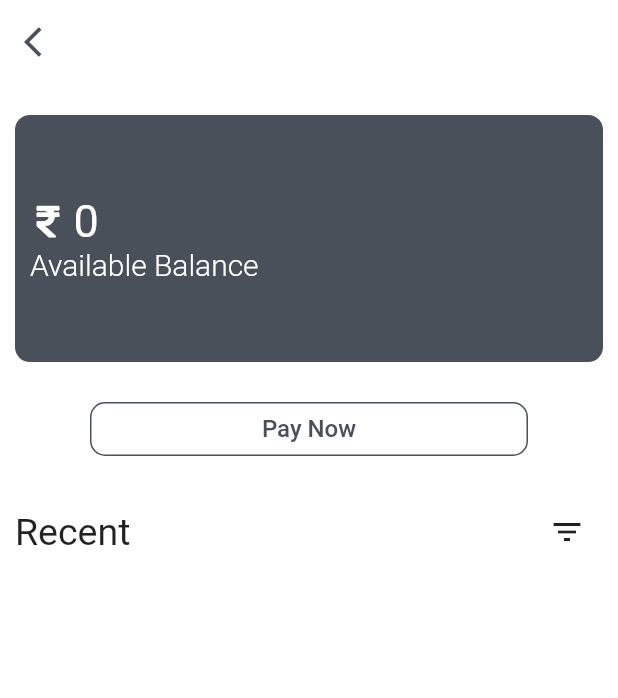
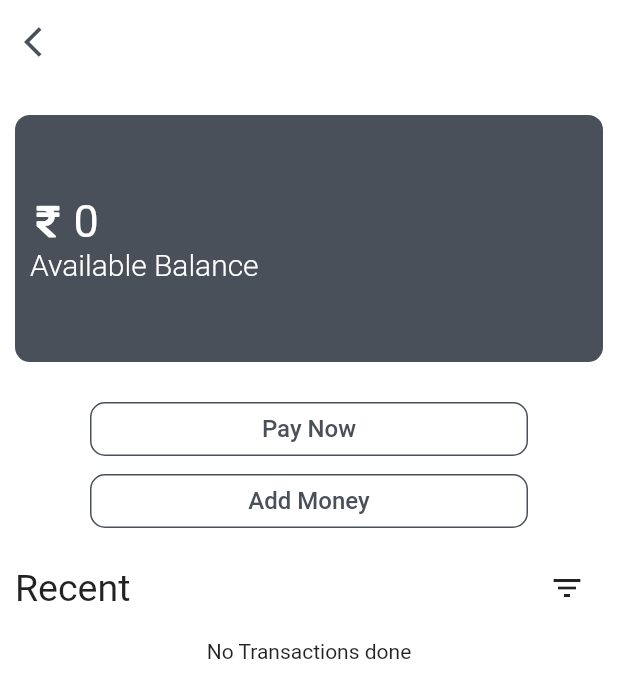
Before and after one commit to yash1200/BankGit, a Flutter app: the branchDetails screen opened directly with empty values, on a phone screen of 412 x 824 dp. Shown: the top 698 px of the screen. Run offline on Flutter 3.47's test engine with Material 2 defaults, Android fonts, the phone set to English and light mode, and no system bars; our stand-ins replace cloud_firestore, firebase_auth, flutter_spinkit, font_awesome_flutter; accounts and stored records are empty.

Commit message:
add money functionality

```diff
--- a/lib/provider/AppProvider.dart
+++ b/lib/provider/AppProvider.dart
@@ -4,6 +4,7 @@ import 'package:flutter/material.dart';
 class AppProvider with ChangeNotifier {
   User _user;
   int _transactionIndex = 0;
+  var _balance;
 
   User get getUser => _user;
 
@@ -18,4 +19,11 @@ class AppProvider with ChangeNotifier {
     _transactionIndex = value;
     notifyListeners();
   }
+
+  get balance => _balance;
+
+  set balance(value) {
+    _balance = value;
+  }
+
 }
--- a/lib/ui/Widgets/customFilterSheet.dart
+++ b/lib/ui/Widgets/customFilterSheet.dart
@@ -23,6 +23,7 @@ class _customFilterSheetState extends State<customFilterSheet> {
             groupValue: provider.transactionIndex,
             onChanged: (index) {
               provider.setTransactionIndex(index);
+              Navigator.pop(context);
             },
             title: Text(
               titleType[index],
--- a/lib/ui/Widgets/transactionList.dart
+++ b/lib/ui/Widgets/transactionList.dart
@@ -1,5 +1,6 @@
 import 'package:flutter/material.dart';
 import 'package:bank_management/FirebaseFunctions/FirebaseFun.dart';
+import 'package:font_awesome_flutter/font_awesome_flutter.dart';
 import 'package:intl/intl.dart';
 
 class transactionPage extends StatefulWidget {
@@ -19,6 +20,11 @@ class _transactionPageState extends State<transactionPage> {
       future: getTransactionList(widget.branch, widget.type),
       builder: (context, snapshot) {
         if (snapshot.hasData) {
+          if (snapshot.data.length == 0) {
+            return Center(
+              child: Text('No Transactions done'),
+            );
+          } else {
             return ListView.builder(
               physics: NeverScrollableScrollPhysics(),
               shrinkWrap: true,
@@ -59,8 +65,11 @@ class _transactionPageState extends State<transactionPage> {
                 );
               },
             );
+          }
         } else {
-          return Center(child: CircularProgressIndicator());
+          return Center(
+            child: CircularProgressIndicator(),
+          );
         }
       },
     );
--- a/lib/ui/views/branchDetails.dart
+++ b/lib/ui/views/branchDetails.dart
@@ -1,4 +1,5 @@
 import 'package:bank_management/provider/AppProvider.dart';
+import 'package:bank_management/ui/Widgets/customAlertDialog.dart';
 import 'package:bank_management/ui/Widgets/customBottomSheet.dart';
 import 'package:bank_management/ui/Widgets/customFilterSheet.dart';
 import 'package:bank_management/ui/Widgets/transactionList.dart';
@@ -24,8 +25,6 @@ class _branchDetailsState extends State<branchDetails>
   var pageController = PageController(
     initialPage: 0,
   );
-  var tabName = ['All', 'Recieved', 'Done'];
-  var typeOfTransaction = [1, 1, 2];
 
   showSheet(BuildContext context) {
     showModalBottomSheet(
@@ -47,6 +46,18 @@ class _branchDetailsState extends State<branchDetails>
       ),
       builder: (context) {
         return customFilterSheet();
+      },
+    );
+  }
+
+  showAddSheet(BuildContext context) {
+    showDialog(
+      context: context,
+      barrierDismissible: true,
+      builder: (context) {
+        return customAlertDialog(
+          branch: widget.snapshot.documentID,
+        );
       },
     );
   }
@@ -152,8 +163,31 @@ class _branchDetailsState extends State<branchDetails>
               ),
             ),
           ),
+          Padding(
+            padding: const EdgeInsets.only(left: 50, right: 50),
+            child: FlatButton(
+              onPressed: () {
+                showAddSheet(context);
+              },
+              color: Colors.white,
+              shape: RoundedRectangleBorder(
+                borderRadius: BorderRadius.circular(10),
+                side: BorderSide(
+                  color: darkColor,
+                  width: 1,
+                ),
+              ),
+              child: Text(
+                'Add Money',
+                style: TextStyle(
+                  color: darkColor,
+                  fontSize: 16,
+                ),
+              ),
+            ),
+          ),
           SizedBox(
-            height: size.height / 40,
+            height: size.height / 80,
           ),
           Row(
             mainAxisAlignment: MainAxisAlignment.spaceBetween,
@@ -171,7 +205,7 @@ class _branchDetailsState extends State<branchDetails>
             ],
           ),
           SizedBox(
-            height: size.height / 40,
+            height: size.height / 80,
           ),
           transactionPage(
             widget.snapshot.documentID,
```
Also changed, not shown: lib/FirebaseFunctions/FirebaseFun.dart (+13 -0 lines), lib/ui/Widgets/customAlertDialog.dart (added, +86 -0 lines). Lines whose indentation alone changed are shown as unchanged.
